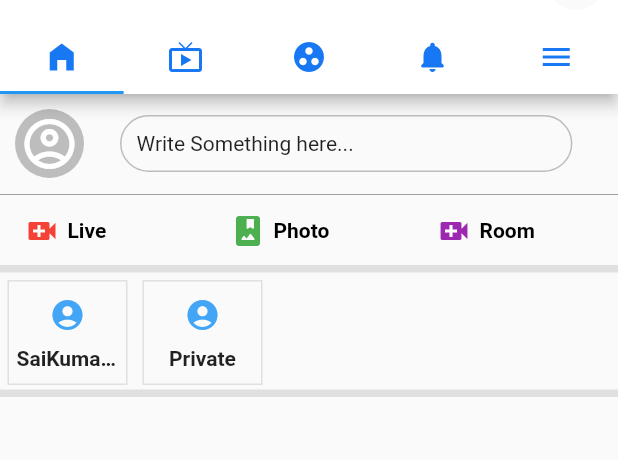
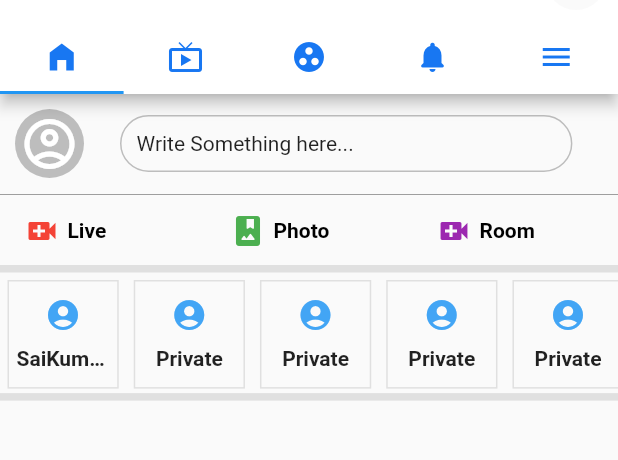
Before and after one commit to adepusai123/facebook_ui, a Flutter app: the HomeScreen screen opened directly, on a phone screen of 412 x 824 dp, the part 62-522 px from its top. Run offline on Flutter 3.47's test engine with Material 2 defaults, Android fonts, the phone set to English and light mode, and no system bars.

Commit message:
scrollable data

```diff
--- a/lib/screens/tabs/components/chat_rooms.dart
+++ b/lib/screens/tabs/components/chat_rooms.dart
@@ -12,12 +12,19 @@ class ChatRoomsWidget extends StatefulWidget {
 class _ChatRoomsWidgetState extends State<ChatRoomsWidget> {
   List<dynamic> rooms = [
     {"name": "SaiKumar Adepu", "image": "assets/images/sai_image.jpeg"},
-    {"name": "Private", "image": "assets/images/sai_image.jpeg"}
+    {"name": "Private", "image": "assets/images/sai_image.jpeg"},
+    {"name": "Private", "image": "assets/images/sai_image.jpeg"},
+    {"name": "Private", "image": "assets/images/sai_image.jpeg"},
+    {"name": "Private", "image": "assets/images/sai_image.jpeg"},
+    {"name": "Private", "image": "assets/images/sai_image.jpeg"},
+    {"name": "Private", "image": "assets/images/sai_image.jpeg"},
+    {"name": "Private", "image": "assets/images/sai_image.jpeg"},
   ];
   @override
   Widget build(BuildContext context) {
+    Size size = MediaQuery.of(context).size;
     return Container(
-      height: 80,
+      height: size.height * 0.1,
       child: ListView.builder(
         scrollDirection: Axis.horizontal,
         itemBuilder: (context, index) {
@@ -39,12 +46,13 @@ class ChatRoom extends StatelessWidget {
 
   @override
   Widget build(BuildContext context) {
+    Size size = MediaQuery.of(context).size;
     return InkWell(
       onTap: () {
         print("Room ${room['name']}");
       },
       child: Container(
-        width: 80,
+        width: size.width * 0.18,
         decoration: BoxDecoration(
           border: Border.all(color: Colors.grey[300]),
         ),
```
